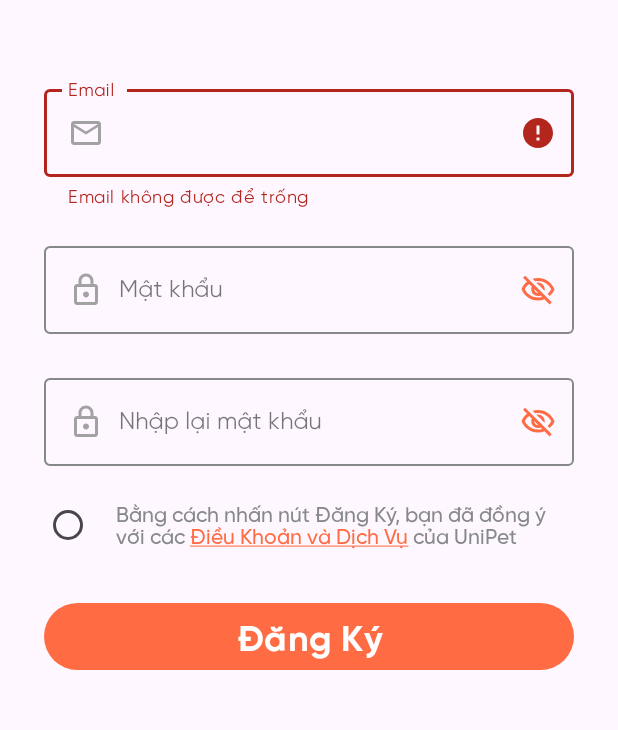
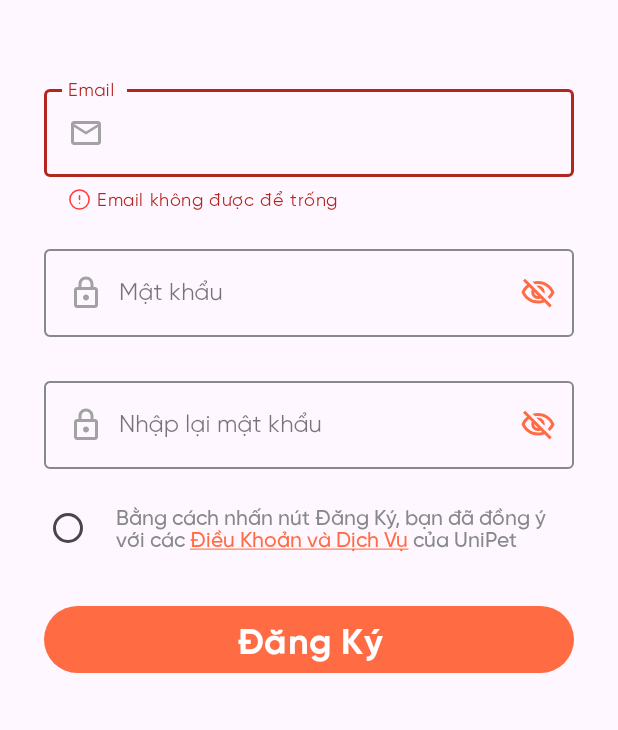
Before and after one commit to XuanKyUEL/MCommerce_UniPet_Project, an Android app: the SignUp screen opened directly, with no data from a screen before it, after a tap on "Đăng Ký", on a phone screen of 412 x 824 dp, the part 506-1236 px from its top. Run offline under Robolectric (Android 15) with nearby library versions, the light colour scheme and no system bars; our stand-ins replace Firebase (no records; nobody signed in at launch, a user with empty details on screens opened directly).

Commit message:
Fix signUp UI

```diff
--- a/app/src/main/java/com/unipet7/mcommerce/activities/SignUp.java
+++ b/app/src/main/java/com/unipet7/mcommerce/activities/SignUp.java
@@ -6,12 +6,14 @@ import static com.unipet7.mcommerce.activities.SignIn.PASSWORD_KEY;
 import android.content.Context;
 import android.content.Intent;
 import android.content.SharedPreferences;
+import android.graphics.drawable.Drawable;
 import android.os.Bundle;
 import android.text.Editable;
 import android.text.SpannableString;
 import android.text.Spanned;
 import android.text.TextWatcher;
 import android.text.style.ForegroundColorSpan;
+import android.text.style.ImageSpan;
 import android.text.style.UnderlineSpan;
 import android.util.Patterns;
 import android.widget.TextView;
@@ -67,6 +69,14 @@ public class SignUp extends BaseActivity {
 
             @Override
             public void onTextChanged(CharSequence s, int start, int before, int count) {
+                if(s.length() > 0) {
+                    tilEmail.setEndIconMode(TextInputLayout.END_ICON_CLEAR_TEXT);
+                    tilEmail.setEndIconOnClickListener(v -> {
+                        edtEmail.setText("");
+                    });
+                } else {
+                    tilEmail.setEndIconMode(TextInputLayout.END_ICON_NONE);
+                }
                 tilEmail.setError(null);
             }
 
@@ -134,13 +144,32 @@ public class SignUp extends BaseActivity {
         });
     }
 
+    private void setErrorWithIcon(TextInputLayout textInputLayout, String errorMessage, int errorIconResId) {
+        // Tạo một SpannableString với một ký tự đặc biệt ở đầu
+        SpannableString spannableString = new SpannableString("  " + errorMessage);
+
+        // Tạo một Drawable từ icon lỗi
+        Drawable errorIcon = getResources().getDrawable(errorIconResId);
+        errorIcon.setBounds(0, 0, errorIcon.getIntrinsicWidth(), errorIcon.getIntrinsicHeight());
+
+        // Tạo một ImageSpan từ Drawable
+        ImageSpan imageSpan = new ImageSpan(errorIcon, ImageSpan.ALIGN_BOTTOM);
+
+        // Thêm ImageSpan vào đầu SpannableString
+        spannableString.setSpan(imageSpan, 0, 1, Spanned.SPAN_EXCLUSIVE_EXCLUSIVE);
+
+        // Đặt SpannableString làm thông báo lỗi cho TextInputLayout
+        textInputLayout.setError(spannableString);
+    }
     private boolean isSignUpValid() {
         if (edtEmail.getText().toString().isEmpty()) {
-            tilEmail.setError("Email không được để trống");
+            tilEmail.setErrorIconDrawable(null);
+            setErrorWithIcon(tilEmail, "Email không được để trống", R.drawable.error_input_icon);
             edtEmail.requestFocus();
             return false;
         } else if (!Patterns.EMAIL_ADDRESS.matcher(edtEmail.getText().toString()).matches()) {
-            tilEmail.setError("Email không hợp lệ");
+            tilEmail.setErrorIconDrawable(null);
+            setErrorWithIcon(tilEmail, "Email không hợp lệ", R.drawable.error_input_icon);
             edtEmail.requestFocus();
             return false;
         } else {
@@ -148,11 +177,13 @@ public class SignUp extends BaseActivity {
         }
 
         if (edtPassword.getText().toString().isEmpty()) {
-            tilPassword.setError("Mật khẩu không được để trống");
+            tilPassword.setErrorIconDrawable(null);
+            setErrorWithIcon(tilPassword, "Mật khẩu không được để trống", R.drawable.error_input_icon);
             edtPassword.requestFocus();
             return false;
         } else if (edtPassword.getText().toString().length() < 8) {
-            tilPassword.setError("Mật khẩu phải có ít nhất 8 ký tự");
+            tilPassword.setErrorIconDrawable(null);
+            setErrorWithIcon(tilPassword, "Mật khẩu phải có ít nhất 8 ký tự", R.drawable.error_input_icon);
             edtPassword.requestFocus();
             return false;
         } else {
@@ -160,11 +191,13 @@ public class SignUp extends BaseActivity {
         }
 
         if (edtConfirmPassword.getText().toString().isEmpty()) {
-            tilConfirmPassword.setError("Vui lòng xác nhận mật khẩu");
+            tilConfirmPassword.setErrorIconDrawable(null);
+            setErrorWithIcon(tilConfirmPassword, "Nhập lại mật khẩu không được để trống", R.drawable.error_input_icon);
             edtConfirmPassword.requestFocus();
             return false;
         } else if (!edtPassword.getText().toString().equals(edtConfirmPassword.getText().toString())) {
-            tilConfirmPassword.setError("Mật khẩu không khớp");
+            tilConfirmPassword.setErrorIconDrawable(null);
+            setErrorWithIcon(tilConfirmPassword, "Mật khẩu không khớp", R.drawable.error_input_icon);
             edtConfirmPassword.requestFocus();
             return false;
         } else {
--- a/app/src/main/res/color/colorstates.xml
+++ b/app/src/main/res/color/colorstates.xml
@@ -1,5 +1,5 @@
 <?xml version="1.0" encoding="utf-8"?>
 <selector xmlns:android="http://schemas.android.com/apk/res/android">
-    <item android:color="@color/brandPrimary" android:state_checked="true"/> <!-- checked state -->
+    <item android:color="@color/brandPrimary" android:state_focused="true"/> <!-- checked state -->
     <item android:color="@color/darkSecondary"/> <!-- default state -->
 </selector>
--- /dev/null
+++ b/app/src/main/res/drawable/error_input_icon.xml
@@ -0,0 +1,31 @@
+<vector xmlns:android="http://schemas.android.com/apk/res/android"
+    android:width="15dp"
+    android:height="15dp"
+    android:viewportWidth="15"
+    android:viewportHeight="15">
+  <group>
+    <clip-path
+        android:pathData="M0,0h15v15h-15z"/>
+    <path
+        android:strokeWidth="1"
+        android:pathData="M7.5,13.75C10.952,13.75 13.75,10.952 13.75,7.5C13.75,4.048 10.952,1.25 7.5,1.25C4.048,1.25 1.25,4.048 1.25,7.5C1.25,10.952 4.048,13.75 7.5,13.75Z"
+        android:strokeLineJoin="round"
+        android:fillColor="#00000000"
+        android:strokeColor="#FF3B3B"
+        android:strokeLineCap="round"/>
+    <path
+        android:strokeWidth="1"
+        android:pathData="M7.5,5V7.5"
+        android:strokeLineJoin="round"
+        android:fillColor="#00000000"
+        android:strokeColor="#FF3B3B"
+        android:strokeLineCap="round"/>
+    <path
+        android:strokeWidth="1"
+        android:pathData="M7.5,10H7.506"
+        android:strokeLineJoin="round"
+        android:fillColor="#00000000"
+        android:strokeColor="#FF3B3B"
+        android:strokeLineCap="round"/>
+  </group>
+</vector>
```
